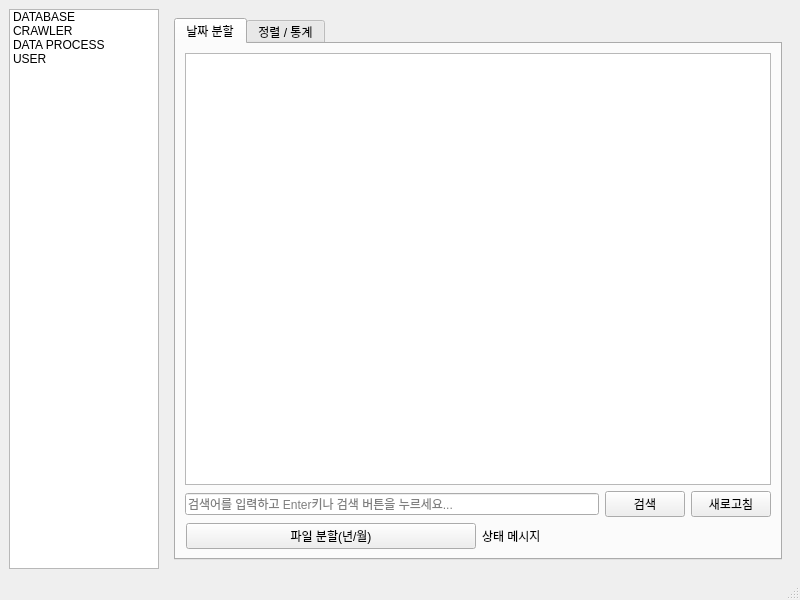
Before: the Qt Designer form MANAGER/BIGMACLAB_MANAGER_GUI.ui in yojun313/knpu, drawn with Qt 5.
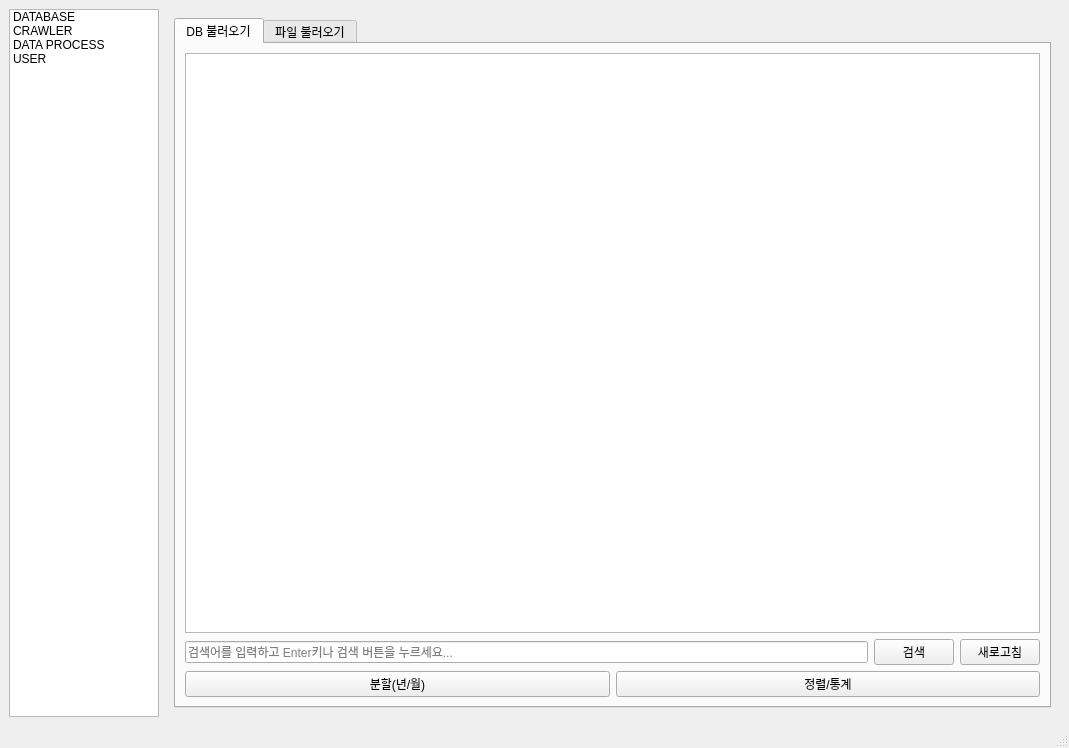
After: the same form once the commit is applied. The open tabs and pages were chosen to show the change.

The edit to the form file:
```diff
--- a/MANAGER/BIGMACLAB_MANAGER_GUI.ui
+++ b/MANAGER/BIGMACLAB_MANAGER_GUI.ui
@@ -5,8 +5,8 @@
    <rect>
     <x>0</x>
     <y>0</y>
-    <width>800</width>
-    <height>600</height>
+    <width>1069</width>
+    <height>748</height>
    </rect>
   </property>
   <property name="windowTitle">
@@ -18,7 +18,7 @@
      <widget class="QListWidget" name="listWidget">
       <property name="minimumSize">
        <size>
-        <width>100</width>
+        <width>75</width>
         <height>0</height>
        </size>
       </property>
@@ -170,13 +170,23 @@
           <property name="tabPosition">
            <enum>QTabWidget::North</enum>
           </property>
-          <widget class="QWidget" name="tab_1">
+          <property name="currentIndex">
+           <number>0</number>
+          </property>
+          <widget class="QWidget" name="tab_DB">
            <attribute name="title">
-            <string>날짜 분할</string>
+            <string>DB 불러오기</string>
            </attribute>
            <layout class="QVBoxLayout" name="verticalLayout_tab_1">
             <item>
-             <widget class="QTableWidget" name="tableWidget_data_process"/>
+             <widget class="QTableWidget" name="dataprocess_tab1_tablewidget">
+              <property name="minimumSize">
+               <size>
+                <width>19</width>
+                <height>1</height>
+               </size>
+              </property>
+             </widget>
             </item>
             <item>
              <layout class="QHBoxLayout" name="horizontalLayout_search">
@@ -204,25 +214,48 @@
              </layout>
             </item>
             <item>
-             <layout class="QHBoxLayout" name="horizontalLayout_2">
+             <layout class="QHBoxLayout" name="horizontalLayout_6" stretch=""/>
+            </item>
+            <item>
+             <layout class="QHBoxLayout" name="horizontalLayout_button">
               <item>
-               <spacer name="horizontalSpacer">
-                <property name="sizeType">
-                 <enum>QSizePolicy::Expanding</enum>
+               <widget class="QPushButton" name="dataprocess_tab1_dividefile_button">
+                <property name="sizePolicy">
+                 <sizepolicy hsizetype="Minimum" vsizetype="Fixed">
+                  <horstretch>0</horstretch>
+                  <verstretch>0</verstretch>
+                 </sizepolicy>
                 </property>
-               </spacer>
-              </item>
-              <item>
-               <widget class="QPushButton" name="pushButton_divide_DB">
+                <property name="minimumSize">
+                 <size>
+                  <width>44</width>
+                  <height>0</height>
+                 </size>
+                </property>
                 <property name="text">
-                 <string>파일 분할(년/월)</string>
+                 <string>분할(년/월)</string>
+                </property>
+                <property name="autoDefault">
+                 <bool>false</bool>
+                </property>
+                <property name="default">
+                 <bool>false</bool>
+                </property>
+                <property name="flat">
+                 <bool>false</bool>
                 </property>
                </widget>
               </item>
               <item>
-               <widget class="QLabel" name="label_status_divide_DB">
+               <widget class="QPushButton" name="pushButton">
+                <property name="sizePolicy">
+                 <sizepolicy hsizetype="Minimum" vsizetype="Fixed">
+                  <horstretch>0</horstretch>
+                  <verstretch>0</verstretch>
+                 </sizepolicy>
+                </property>
                 <property name="text">
-                 <string>상태 메시지</string>
+                 <string>정렬/통계</string>
                 </property>
                </widget>
               </item>
@@ -232,7 +265,7 @@
           </widget>
           <widget class="QWidget" name="tab_2">
            <attribute name="title">
-            <string>정렬 / 통계</string>
+            <string>파일 불러오기</string>
            </attribute>
            <layout class="QVBoxLayout" name="verticalLayout_tab_2">
             <item>
```
Left out of the diff: 72 changed lines with no effect on the pictures.
